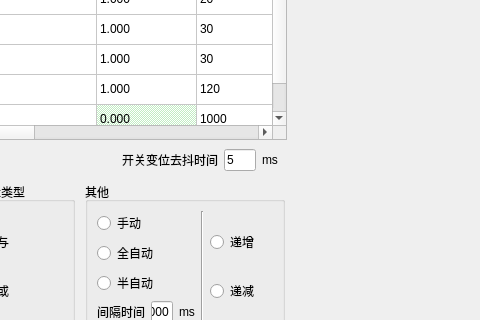
Qt form energy/ui/test01/ui_001.ui (AgueroZzz/Electric-energy-detection) before a commit; both pictures show x 204 to 684 and y 128 to 448 of the 1108 by 746 pixel window.
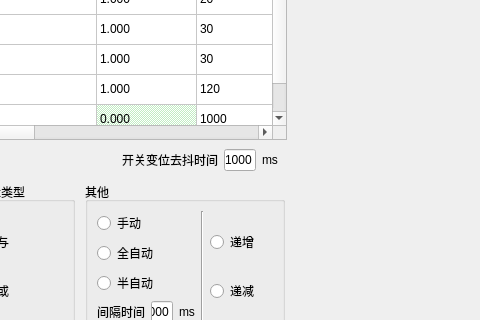
The same form after that commit.

The edit to the form file:
```diff
--- a/energy/ui/test01/ui_001.ui
+++ b/energy/ui/test01/ui_001.ui
@@ -658,7 +658,7 @@
             <item>
              <widget class="QLineEdit" name="le_delay">
               <property name="text">
-               <string>5</string>
+               <string>1000</string>
               </property>
              </widget>
             </item>
```
